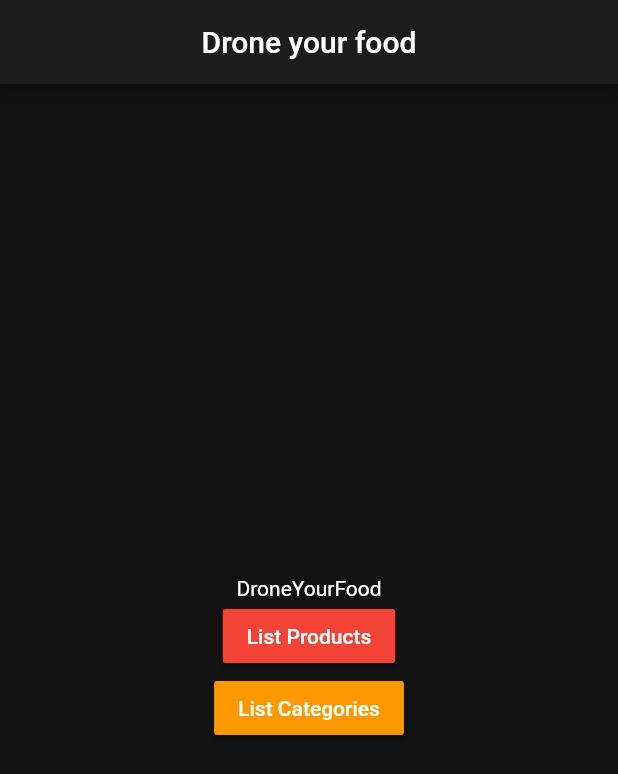
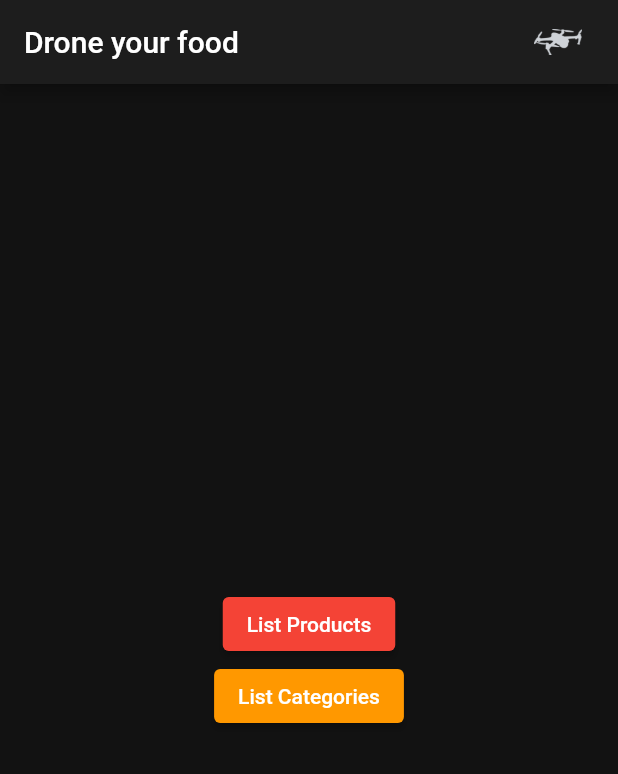
Before and after one commit to FEUP-ESOF-2020-21/open-cx-t1g3-pantufas, a Flutter app: the screen it shows after launch, on a phone screen of 412 x 824 dp. Shown: the top 774 px of the screen. Run offline on Flutter 3.47's test engine with Material 2 defaults, Android fonts, the phone set to English and light mode, and no system bars; our stand-ins replace cloud_firestore, firebase_core; accounts and stored records are empty.

Commit message:
Add: cart.

```diff
--- a/droneyourfood/lib/Products/ListProduct.dart
+++ b/droneyourfood/lib/Products/ListProduct.dart
@@ -4,7 +4,7 @@ import 'ProductWidget.dart';
 class ProductListScreen extends StatelessWidget {
   final String category;
 
-  ProductListScreen(String category) : this.category = category;
+  ProductListScreen(this.category);
 
   @override
   Widget build(BuildContext context) {
--- a/droneyourfood/lib/main.dart
+++ b/droneyourfood/lib/main.dart
@@ -1,3 +1,4 @@
+import 'package:droneyourfood/Shopping/Shopping.dart';
 import 'package:flutter/material.dart';
 import 'package:firebase_core/firebase_core.dart';
 
@@ -68,15 +69,7 @@ class MyApp extends StatelessWidget {
 
 class MyHomePage extends StatefulWidget {
   final String title;
-
-  // This widget is the home page of your application. It is stateful, meaning
-  // that it has a State object (defined below) that contains fields that affect
-  // how it looks.
-
-  // This class is the configuration for the state. It holds the values (in this
-  // case the title) provided by the parent (in this case the App widget) and
-  // used by the build method of the State. Fields in a Widget subclass are
-  // always marked "final".
+  final ShoppingCart shoppingCart = new ShoppingCart();
 
   MyHomePage({Key key, this.title}) : super(key: key);
 
@@ -87,17 +80,24 @@ class MyHomePage extends StatefulWidget {
 class _MyHomePageState extends State<MyHomePage> {
   @override
   Widget build(BuildContext context) {
-    // This method is rerun every time setState is called, for instance as done
-    // by the _incrementCounter method above.
-    //
-    // The Flutter framework has been optimized to make rerunning build methods
-    // fast, so that you can just rebuild anything that needs updating rather
-    // than having to individually change instances of widgets.
     return Scaffold(
       appBar: AppBar(
         // Here we take the value from the MyHomePage object that was created by
         // the App.build method, and use it to set our appbar title.
-        title: Center(child: Text(widget.title, textAlign: TextAlign.center)),
+        title: Row(
+          children: [
+            Expanded(
+              child: Text(
+                widget.title,
+                textAlign: TextAlign.left,
+              ),
+            ),
+            Expanded(
+                child: Align(
+                    alignment: Alignment.centerRight,
+                    child: widget.shoppingCart.getButton(context)))
+          ],
+        ),
       ),
       body: Center(
         // Center is a layout widget. It takes a single child and positions it
@@ -105,11 +105,17 @@ class _MyHomePageState extends State<MyHomePage> {
         child: Column(
           mainAxisAlignment: MainAxisAlignment.center,
           children: <Widget>[
-            Text(
-              'DroneYourFood',
-            ),
-            RaisedButton(
-                color: Colors.red,
+            ElevatedButton(
+                style: ButtonStyle(
+                  backgroundColor: MaterialStateProperty.resolveWith<Color>(
+                    (Set<MaterialState> states) {
+                      if (!states.contains(MaterialState.pressed))
+                        return Colors.red;
+                      return Colors.red
+                          .withOpacity(0.8); // Use the component's default.
+                    },
+                  ),
+                ),
                 child: Text('List Products'),
                 onPressed: () {
                   //Use`Navigator` widget to pop oir go back to previous route / screen
@@ -118,8 +124,17 @@ class _MyHomePageState extends State<MyHomePage> {
                     return new ProductListScreen("All");
                   }));
                 }),
-            RaisedButton(
-                color: Colors.orange,
+            ElevatedButton(
+                style: ButtonStyle(
+                  backgroundColor: MaterialStateProperty.resolveWith<Color>(
+                    (Set<MaterialState> states) {
+                      if (!states.contains(MaterialState.pressed))
+                        return Colors.orange;
+                      return Colors.orange
+                          .withOpacity(0.8); // Use the component's default.
+                    },
+                  ),
+                ),
                 child: Text('List Categories'),
                 onPressed: () {
                   //Use`Navigator` widget to pop oir go back to previous route / screen
```
Also changed, not shown: droneyourfood/lib/Products/Product.dart (+0 -12 lines), droneyourfood/lib/Products/ProductWidget.dart (+1 -30 lines), droneyourfood/lib/Shopping/Shopping.dart (added, +88 -0 lines), droneyourfood/pubspec.lock, droneyourfood/resources/shopping_cart.png (renamed from sprites/shopping_cart.png), sprites/shoppingcart.png (added).
